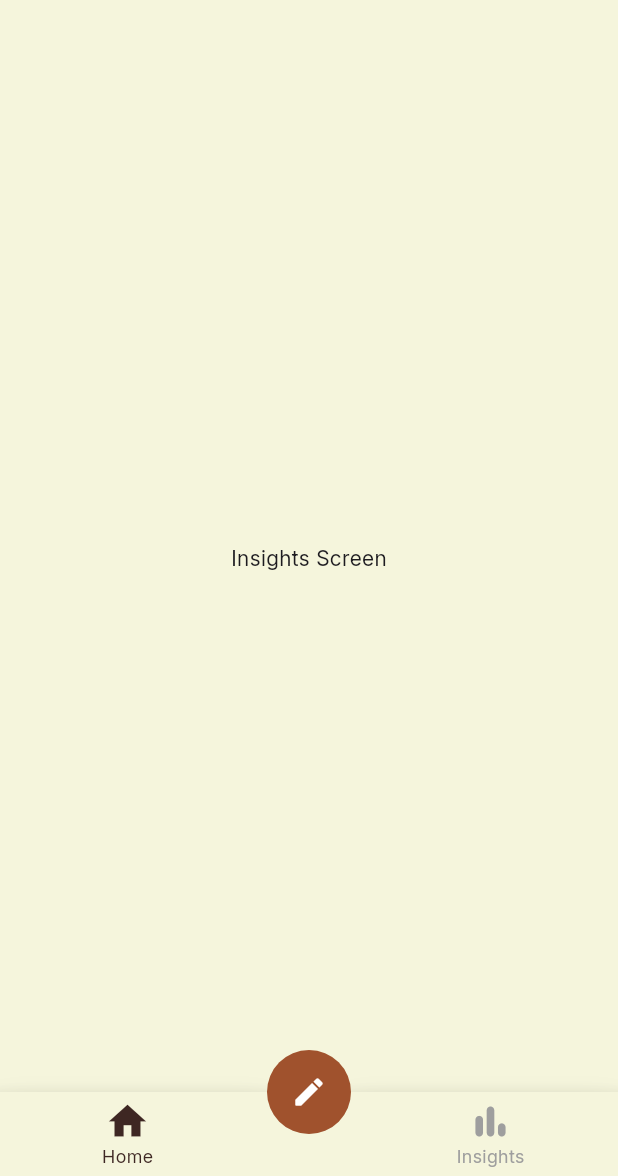
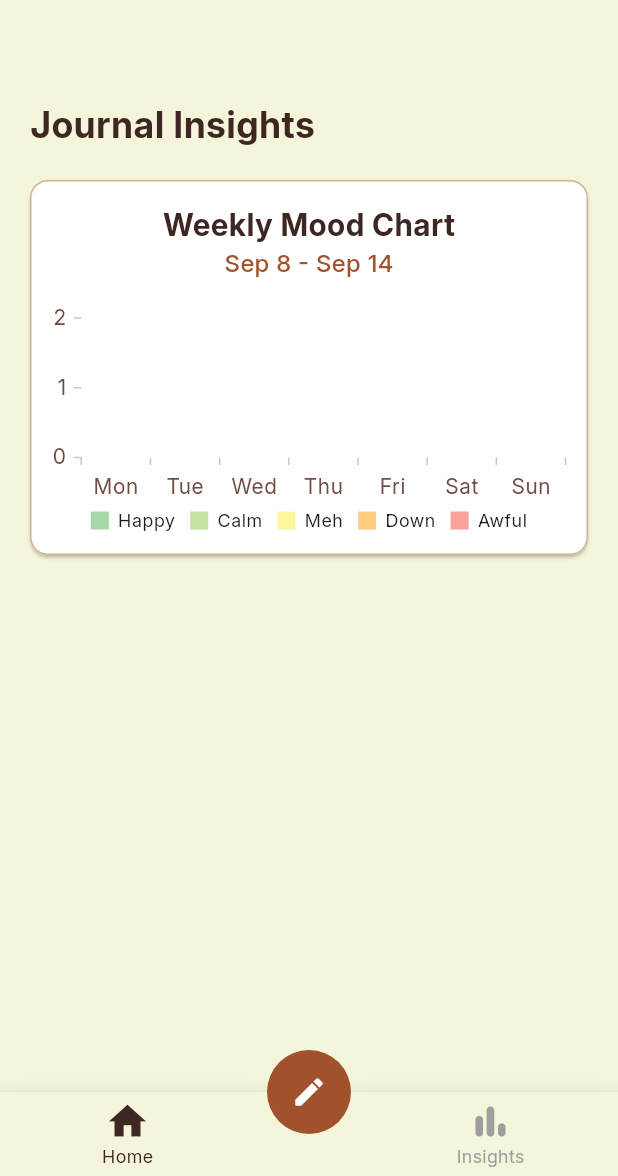
Before and after one commit to gianworks/emotiary, a Flutter app: the screen it shows after launch, swiped to page 2, on a phone screen of 412 x 824 dp, the part 60-1236 px from its top. Run offline on Flutter 3.47's test engine with Material 3 defaults, Android fonts, the phone set to English and light mode, and no system bars; drawn by our look-alikes of animated_bottom_navigation_bar, sliding_up_panel; our stand-ins replace hive, hive_flutter, syncfusion_flutter_charts; missing offline and left inert: flutter_quill; accounts and stored records are empty.

Commit message:
Add weekly mood chart feature to insights screen

```diff
--- a/lib/screens/insights_screen.dart
+++ b/lib/screens/insights_screen.dart
@@ -1,7 +1,12 @@
 import "package:flutter/material.dart";
+import "package:emotiary/models/entry.dart";
+import "package:emotiary/theme/app_colors.dart";
+import "package:emotiary/widgets/insights_screen/mood_chart_widget.dart";
 
 class InsightsScreen extends StatefulWidget {
-  const InsightsScreen({super.key});
+  final List<Entry> entries;
+
+  const InsightsScreen({ super.key, required this.entries });
 
   @override
   State<InsightsScreen> createState() => _InsightsScreenState();
@@ -12,7 +17,16 @@ class _InsightsScreenState extends State<InsightsScreen> {
   Widget build(BuildContext context) {
     return Scaffold(
       appBar: AppBar(title: Text("Emotiary")),
-      body: Center(child: Text("Insights Screen"))
+      body: ListView(
+        physics: BouncingScrollPhysics(),
+        padding: EdgeInsets.symmetric(horizontal: 20),
+        children: [
+          const SizedBox(height: 50),
+          Text("Journal Insights", style: TextStyle(fontSize: 24, fontWeight: FontWeight.w700, color: AppColors.veryDarkBrown)),
+          const SizedBox(height: 10),
+          MoodChartWidget(entries: widget.entries)
+        ]
+      )
     );
   }
 }
--- a/lib/screens/main_screen.dart
+++ b/lib/screens/main_screen.dart
@@ -65,7 +65,7 @@ class _MainScreenState extends State<MainScreen> {
             physics: NeverScrollableScrollPhysics(),
             children: [
               HomeScreen(entries: _entries, panelController: _panelController, onOpenPanel: _onOpenPanel, onDeleteEntry: _onDeleteEntry),
-              InsightsScreen()
+              InsightsScreen(entries: _entries)
             ]
           ),
           floatingActionButton: FloatingActionButton(
--- a/lib/utils/date_time_utils.dart
+++ b/lib/utils/date_time_utils.dart
@@ -5,4 +5,24 @@ class DateTimeUtils {
     return DateFormat("EEE, MMM d, y").format(date);
   }
 
+  static DateTime unformatDate(String date) {
+    return DateFormat("EEE, MMM d, y").parse(date);
+  }
+
+  static DateTime getWeekStart() {
+    final DateTime today = DateTime.now();
+    return DateTime(today.year, today.month, today.day - (today.weekday - DateTime.monday));
+  }
+
+  static DateTime getWeekEnd() {
+    final DateTime start = getWeekStart();
+    return start.add(Duration(days: 7)).subtract(Duration(milliseconds: 1));
+  }
+
+  static bool isInCurrentWeek(DateTime date) {
+    final DateTime start = getWeekStart();
+    final DateTime end = getWeekEnd();
+    return !date.isBefore(start) && !date.isAfter(end);
+  }
+
 }
--- /dev/null
+++ b/lib/widgets/insights_screen/mood_chart_widget.dart
@@ -0,0 +1,131 @@
+import 'package:intl/intl.dart';
+import 'package:flutter/material.dart';
+import 'package:syncfusion_flutter_charts/charts.dart';
+import 'package:emotiary/models/entry.dart';
+import "package:emotiary/theme/app_colors.dart";
+import "package:emotiary/utils/date_time_utils.dart";
+
+class MoodChartPoint {
+  String day;
+  int amount;
+
+  MoodChartPoint(this.day, this.amount);
+}
+
+class MoodChartWidget extends StatelessWidget {
+  static const List<String> _days = ["Mon", "Tue", "Wed", "Thu", "Fri", "Sat", "Sun"];
+  static const List<String> _moods = ["Happy", "Calm", "Meh", "Down", "Awful"];
+  static const List<Color> _moodColors = [ Colors.green, Colors.lightGreen, Colors.yellow, Colors.orange, Colors.red ];
+
+  final Map<String, List<MoodChartPoint>> _moodChartData = {
+    for (var mood in _moods)
+      mood: [for (var day in _days) MoodChartPoint(day, 0)]
+  };
+
+  final String weekStart = DateFormat("MMM d").format(DateTimeUtils.getWeekStart());
+  final String weekEnd = DateFormat("MMM d").format(DateTimeUtils.getWeekEnd());
+
+  final List<Entry> entries;
+
+  MoodChartWidget({ super.key, required this.entries });
+
+  void _updateMoodChartData() {
+    for (List<MoodChartPoint> moodChartPoints in _moodChartData.values) {
+      for (MoodChartPoint moodData in moodChartPoints) {
+        moodData.amount = 0;
+      }
+    }
+
+    final Iterable<Entry> currentWeekEntries = entries.where(
+      (Entry entry) => DateTimeUtils.isInCurrentWeek(DateTimeUtils.unformatDate(entry.date))
+    );
+
+    for (Entry entry in currentWeekEntries) {
+      final List<MoodChartPoint>? moodChartPoints = _moodChartData[entry.mood];
+      if (moodChartPoints == null) continue;
+
+      for (MoodChartPoint moodChartPoint in moodChartPoints) {
+        if (!entry.date.contains(moodChartPoint.day)) continue;
+        moodChartPoint.amount++;
+        break;
+      }
+    }
+  }
+
+  @override
+  Widget build(BuildContext context) {
+    _updateMoodChartData();
+    return Card(
+      margin: EdgeInsets.symmetric(vertical: 10),
+      shape: RoundedRectangleBorder(side: BorderSide(width: 1, color: AppColors.tan),borderRadius: BorderRadius.circular(12)),
+      color: Colors.white,
+      child: SizedBox(
+        width: 300,
+        height: 250,
+        child: Column(
+          mainAxisAlignment: MainAxisAlignment.start,
+          crossAxisAlignment: CrossAxisAlignment.center,
+          children: [
+            Container(
+              margin: EdgeInsets.all(15),
+              child: Column(
+                mainAxisAlignment: MainAxisAlignment.start,
+                crossAxisAlignment: CrossAxisAlignment.center,
+                children: [
+                  Text("Weekly Mood Chart", style: TextStyle(fontSize: 20, fontWeight: FontWeight.w700, color: AppColors.veryDarkBrown)),
+                  Text("$weekStart - $weekEnd", style: TextStyle(fontSize: 16, fontWeight: FontWeight.w500, color: AppColors.sienna))
+                ]
+              )
+            ),
+            Expanded(
+              child: Container(
+                margin: EdgeInsets.symmetric(horizontal: 5),
+                child: SfCartesianChart(
+                  primaryXAxis: CategoryAxis(
+                    axisLine: AxisLine(width: 0),
+                    majorGridLines: MajorGridLines(width: 0),
+                    labelStyle: TextStyle(color: AppColors.brown, fontSize: 14)
+                  ),
+                  primaryYAxis: NumericAxis(
+                    interval: 1,
+                    axisLine: AxisLine(width: 0),
+                    majorGridLines: MajorGridLines(width: 0),
+                    labelStyle: TextStyle(color: AppColors.brown, fontSize: 14)
+                  ),
+                  legend: Legend(
+                    isVisible: true,
+                    alignment: ChartAlignment.center,
+                    position: LegendPosition.bottom,
+                    orientation: LegendItemOrientation.horizontal,
+                    overflowMode: LegendItemOverflowMode.scroll,
+                    shouldAlwaysShowScrollbar: true,
+                    padding: 7.5,
+                    itemPadding: 10,
+                    textStyle: TextStyle(fontSize: 12)
+                  ),
+                  plotAreaBorderWidth: 0,
+                  series: _moodChartData.entries.toList().asMap().entries.map((MapEntry entry) {
+                    final int index = entry.key;
+                    final String moodName = entry.value.key;
+                    final List<MoodChartPoint> points = entry.value.value;
+                    final Color moodColor = _moodColors[index];
+
+                    return AreaSeries<MoodChartPoint, String>(
+                      name: moodName,
+                      dataSource: points,
+                      xValueMapper: (point, _) => point.day,
+                      yValueMapper: (point, _) => point.amount,
+                      color: moodColor.withValues(alpha: 0.5),
+                      borderColor: moodColor,
+                      borderWidth: 0,
+                    );
+                  }).toList()
+                )
+              )
+            )
+          ]
+        )
+      )
+    );
+  }
+}
```
